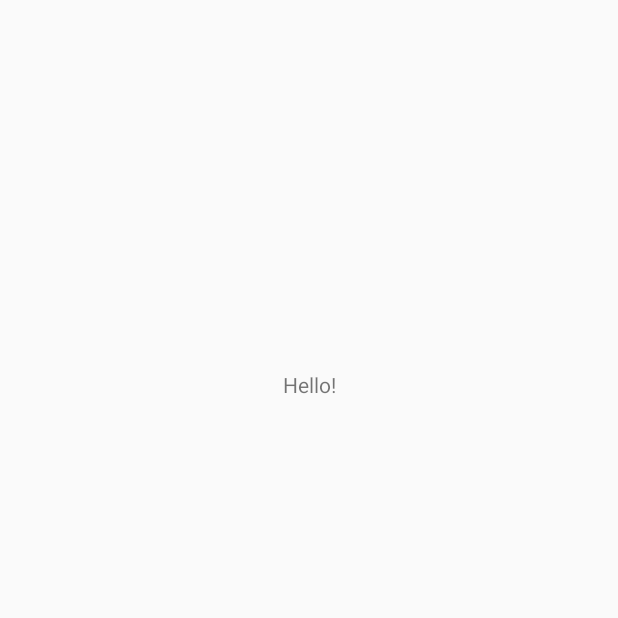
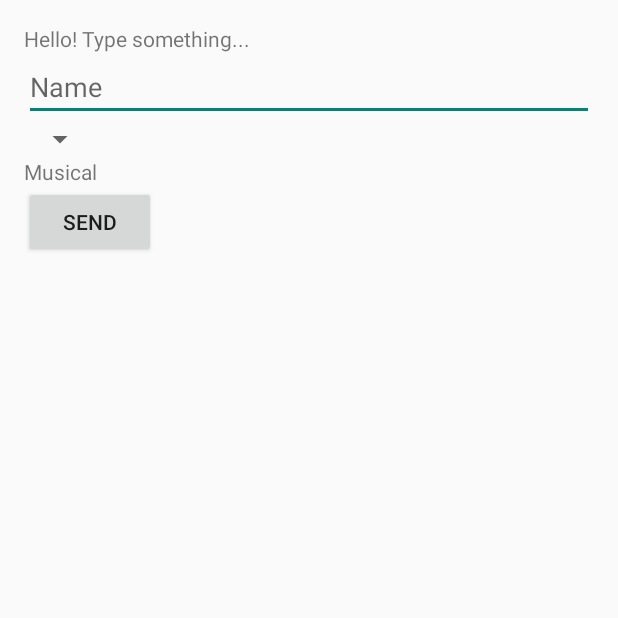
Before and after one commit to vscandeira/dio_lab_android_app_eletric_car, an Android app built with Jetpack Compose: the screen it shows after launch (MainActivity), on a phone screen of 412 x 824 dp, the top half of it. Before the commit the part shown is almost empty. Run offline under Robolectric (Android 15) with nearby library versions, the phone set to English and light mode, and no system bars.

Commit message:
Classes on layouts

```diff
--- a/app/src/main/res/layout/activity_main.xml
+++ b/app/src/main/res/layout/activity_main.xml
@@ -1,4 +1,89 @@
 <?xml version="1.0" encoding="utf-8"?>
+<!-- FOURTH LAYOUT: CONSTRAINT -->
+
+<!-- THIRD LAYOUT: RELATIVE -->
+<RelativeLayout
+    xmlns:tools="http://schemas.android.com/tools"
+    xmlns:android="http://schemas.android.com/apk/res/android"
+    android:layout_width="match_parent"
+    android:layout_height="match_parent"
+    android:paddingLeft="16dp"
+    android:paddingRight="16dp"
+    android:paddingBottom="16dp"
+    android:paddingTop="16dp">
+
+    <TextView
+        android:id="@+id/text_welcome"
+        android:layout_width="wrap_content"
+        android:layout_height="wrap_content"
+        android:text="Hello! Type something..."/>
+
+    <EditText
+        android:id="@+id/edit_name"
+        android:layout_width="match_parent"
+        android:layout_height="wrap_content"
+        android:hint="Name"
+        android:layout_below="@id/text_welcome"/>
+
+    <Spinner
+        android:id="@+id/edit_surname"
+        android:layout_width="wrap_content"
+        android:layout_height="wrap_content"
+        android:layout_below="@id/edit_name"
+        android:hint="Surname"/>
+
+    <TextView
+        android:id="@+id/text_musical_taste"
+        android:layout_width="wrap_content"
+        android:layout_height="wrap_content"
+        android:text="Musical"
+        android:layout_below="@id/edit_surname"/>
+
+    <Button
+        android:layout_width="wrap_content"
+        android:layout_height="wrap_content"
+        android:text="Send"
+        android:layout_below="@id/text_musical_taste"/>
+</RelativeLayout>
+
+<!-- SECOND LAYOUT: LINEAR
+<LinearLayout
+    xmlns:tools="http://schemas.android.com/tools"
+    xmlns:android="http://schemas.android.com/apk/res/android"
+    android:layout_width="match_parent"
+    android:layout_height="match_parent"
+    android:orientation="vertical"
+    android:paddingLeft="16dp"
+    android:paddingRight="16dp">
+
+    <TextView
+        android:layout_width="wrap_content"
+        android:layout_height="wrap_content"
+        android:text="Here goes our text :D"/>
+
+    <TextView
+        android:layout_width="wrap_content"
+        android:layout_height="wrap_content"
+        android:text="Our second text"/>
+
+    <EditText
+        android:layout_width="match_parent"
+        android:layout_height="wrap_content"
+        android:hint="Type something here"/>
+
+    <EditText
+        android:layout_width="match_parent"
+        android:layout_height="wrap_content"
+        android:hint="Second edit field"/>
+
+    <Button
+        android:layout_width="wrap_content"
+        android:layout_height="wrap_content"
+        android:text="Send form"/>
+
+</LinearLayout> -->
+
+<!-- FIRST LAYOUT: CREATED BY ACCIDENT AS LINEAR THEN CHANGED TO FOLLOW THE COURSE
 <androidx.constraintlayout.widget.ConstraintLayout xmlns:android="http://schemas.android.com/apk/res/android"
     xmlns:app="http://schemas.android.com/apk/res-auto"
     xmlns:tools="http://schemas.android.com/tools"
@@ -19,4 +104,4 @@
         app:layout_constraintEnd_toEndOf="parent"
         app:layout_constraintStart_toStartOf="parent"
         app:layout_constraintTop_toTopOf="parent" />
-</androidx.constraintlayout.widget.ConstraintLayout>
+</androidx.constraintlayout.widget.ConstraintLayout> -->
```
Also changed, not shown: 4 other files.
